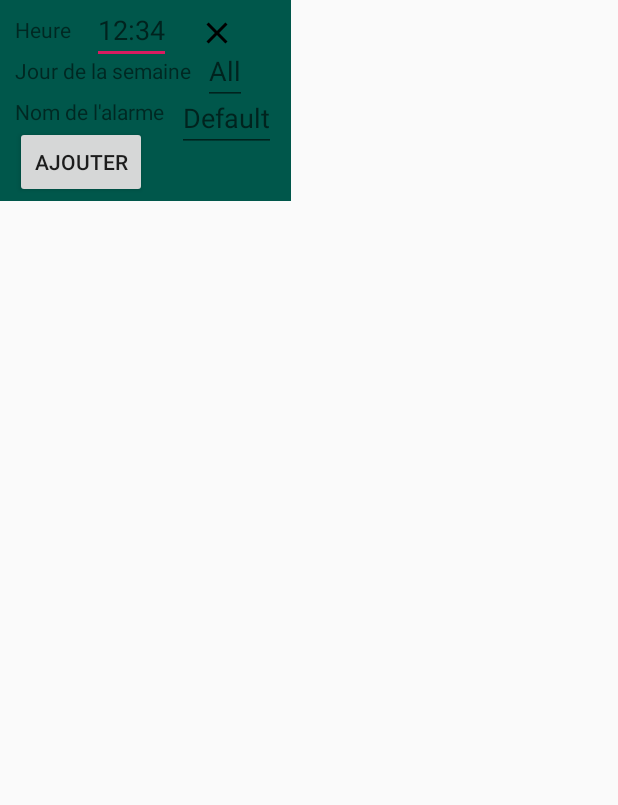
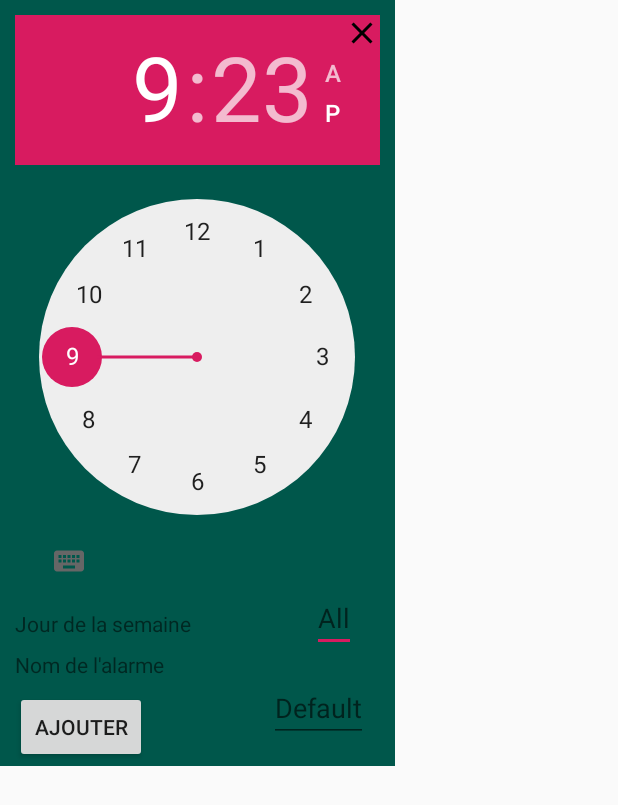
Before and after one commit to RaoulChartreuse/Flip2snooze, an Android app: the layout popup_add_alarm.xml on its own in the app's theme, with its tools: preview values and no code run, on a phone screen of 412 x 824 dp. Shown: the top 805 px of the screen. Run offline under Robolectric (Android 15) with nearby library versions, the light colour scheme and no system bars.

Commit message:
Timeicker added

```diff
--- a/app/src/main/java/fr/lmorin/flip2snooze/AlarmAdapter.java
+++ b/app/src/main/java/fr/lmorin/flip2snooze/AlarmAdapter.java
@@ -1,6 +1,5 @@
 package fr.lmorin.flip2snooze;
 
-import android.app.AlarmManager;
 import android.app.AlertDialog;
 import android.content.Context;
 import android.content.SharedPreferences;
@@ -15,7 +14,6 @@ import com.google.gson.Gson;
 import com.google.gson.reflect.TypeToken;
 
 import java.util.ArrayList;
-import java.util.Arrays;
 import java.util.List;
 
 class AlarmAdapter extends RecyclerView.Adapter<AlarmAdapter.MyViewHolder> {
@@ -27,7 +25,7 @@ class AlarmAdapter extends RecyclerView.Adapter<AlarmAdapter.MyViewHolder> {
    private List<AlarmRecord> alarmRecordList ;
 
    SharedPreferences Prefs;
-   String KEY= null;
+   private String KEY= null;
 
    @Override
    public int getItemCount() {
@@ -53,6 +51,7 @@ class AlarmAdapter extends RecyclerView.Adapter<AlarmAdapter.MyViewHolder> {
         SharedPreferences.Editor editor = Prefs.edit();
         editor.putString(KEY, jsonText);
         editor.apply();
+        notifyDataSetChanged();
 
     }
 
--- a/app/src/main/res/layout/popup_add_alarm.xml
+++ b/app/src/main/res/layout/popup_add_alarm.xml
@@ -1,46 +1,82 @@
 <?xml version="1.0" encoding="utf-8"?>
-<android.support.constraint.ConstraintLayout
-    xmlns:android="http://schemas.android.com/apk/res/android"
+<android.support.constraint.ConstraintLayout xmlns:android="http://schemas.android.com/apk/res/android"
     xmlns:app="http://schemas.android.com/apk/res-auto"
     xmlns:tools="http://schemas.android.com/tools"
     android:layout_width="wrap_content"
     android:layout_height="wrap_content"
-    android:padding="2dp"
-    android:background="@color/colorPrimaryDark">
-
-    <TextView
-        android:id="@+id/tHeure"
-        android:layout_width="wrap_content"
-        android:layout_height="wrap_content"
-        android:layout_marginStart="8dp"
-        android:layout_marginLeft="8dp"
-        android:layout_marginTop="8dp"
-        android:text="@string/heure"
-        app:layout_constraintStart_toStartOf="parent"
-        app:layout_constraintTop_toTopOf="parent" />
+    android:background="@color/colorPrimaryDark"
+    android:padding="2dp">
 
     <TextView
         android:id="@+id/tJour"
         android:layout_width="wrap_content"
         android:layout_height="wrap_content"
-        android:layout_marginStart="8dp"
-        android:layout_marginLeft="8dp"
         android:layout_marginTop="8dp"
         android:text="@string/Jour"
-        app:layout_constraintStart_toStartOf="parent"
-        app:layout_constraintTop_toBottomOf="@id/tHeure" />
+        app:layout_constraintStart_toStartOf="@+id/timePicker"
+        app:layout_constraintTop_toBottomOf="@+id/timePicker" />
 
 
     <TextView
         android:id="@+id/tNom"
         android:layout_width="wrap_content"
         android:layout_height="wrap_content"
+        android:layout_marginTop="8dp"
+        android:text="@string/Nom"
+        app:layout_constraintStart_toStartOf="@+id/timePicker"
+        app:layout_constraintTop_toBottomOf="@+id/tJour" />
+
+
+
+    <Button
+        android:id="@+id/addButton"
+        android:layout_width="wrap_content"
+        android:layout_height="wrap_content"
         android:layout_marginStart="8dp"
         android:layout_marginLeft="8dp"
         android:layout_marginTop="8dp"
-        android:text="@string/Nom"
+        android:text="Ajouter"
         app:layout_constraintStart_toStartOf="parent"
-        app:layout_constraintTop_toBottomOf="@id/tJour" />
+        app:layout_constraintTop_toBottomOf="@+id/tNom" />
+
+    <EditText
+        android:id="@+id/qJour"
+        android:layout_width="match_parent"
+        android:layout_height="wrap_content"
+        android:layout_marginEnd="16dp"
+        android:layout_marginRight="16dp"
+        android:hint="All"
+        android:inputType="text"
+        app:layout_constraintBottom_toBottomOf="@+id/tJour"
+        app:layout_constraintEnd_toEndOf="@+id/timePicker"
+        app:layout_constraintTop_toBottomOf="@+id/timePicker" />
+
+    <EditText
+        android:id="@+id/qNom"
+        android:layout_width="match_parent"
+        android:layout_height="wrap_content"
+        android:layout_marginTop="8dp"
+        android:layout_marginEnd="8dp"
+        android:layout_marginRight="8dp"
+        android:layout_marginBottom="8dp"
+        android:hint="Default"
+        android:inputType="text"
+        app:layout_constraintBottom_toBottomOf="@+id/addButton"
+        app:layout_constraintEnd_toEndOf="@+id/timePicker"
+        app:layout_constraintTop_toBottomOf="@+id/qJour" />
+
+    <TimePicker
+        android:id="@+id/timePicker"
+        android:layout_width="243dp"
+        android:layout_height="wrap_content"
+        android:layout_marginStart="8dp"
+        android:layout_marginLeft="8dp"
+        android:layout_marginTop="8dp"
+        android:layout_marginEnd="8dp"
+        android:layout_marginRight="8dp"
+        app:layout_constraintEnd_toEndOf="parent"
+        app:layout_constraintStart_toStartOf="parent"
+        app:layout_constraintTop_toTopOf="parent"></TimePicker>
 
     <ImageButton
         android:id="@+id/ib_close"
@@ -50,60 +86,7 @@
         android:layout_marginEnd="8dp"
         android:layout_marginRight="8dp"
         android:background="@null"
-        android:src="@drawable/ic_close_black_24dp"
-        app:layout_constraintEnd_toEndOf="@+id/qJour"
-        app:layout_constraintTop_toTopOf="parent" />
-
-    <Button
-        android:id="@+id/addButton"
-        android:layout_width="wrap_content"
-        android:layout_height="wrap_content"
-        android:layout_marginStart="8dp"
-        android:layout_marginLeft="8dp"
-        android:text="Ajouter"
-        app:layout_constraintStart_toStartOf="parent"
-        app:layout_constraintTop_toBottomOf="@+id/tNom" />
-
-    <EditText
-        android:id="@+id/qHeure"
-        android:layout_width="match_parent"
-        android:layout_height="wrap_content"
-        android:layout_marginStart="8dp"
-        android:layout_marginLeft="8dp"
-        android:layout_marginEnd="8dp"
-        android:layout_marginRight="8dp"
-        android:inputType="text"
-        android:hint="12:34"
-        app:layout_constraintBottom_toBottomOf="@+id/tHeure"
-        app:layout_constraintEnd_toEndOf="@+id/tJour"
-        app:layout_constraintStart_toEndOf="@+id/tHeure"
-        app:layout_constraintTop_toTopOf="@+id/tHeure" />
-
-    <EditText
-        android:id="@+id/qJour"
-        android:layout_width="match_parent"
-        android:layout_height="wrap_content"
-        android:layout_marginStart="8dp"
-        android:layout_marginLeft="8dp"
-        android:hint="All"
-        android:inputType="text"
-        app:layout_constraintBottom_toBottomOf="@+id/tJour"
-        app:layout_constraintStart_toEndOf="@+id/tJour"
-        app:layout_constraintTop_toTopOf="@+id/tJour" />
-
-    <EditText
-        android:id="@+id/qNom"
-        android:layout_width="match_parent"
-        android:layout_height="wrap_content"
-        android:layout_marginStart="8dp"
-        android:layout_marginLeft="8dp"
-        android:layout_marginTop="8dp"
-        android:layout_marginEnd="8dp"
-        android:layout_marginRight="8dp"
-        android:hint="Default"
-        android:inputType="text"
-        app:layout_constraintBottom_toTopOf="@+id/addButton"
         app:layout_constraintEnd_toEndOf="parent"
-        app:layout_constraintStart_toEndOf="@+id/tNom"
-        app:layout_constraintTop_toTopOf="@+id/tNom" />
+        app:layout_constraintTop_toTopOf="parent"
+        app:srcCompat="@drawable/ic_close_black_24dp" />
 </android.support.constraint.ConstraintLayout>
```
Also changed, not shown: app/src/main/java/fr/lmorin/flip2snooze/MainActivity.java (+25 -4 lines), app/src/main/res/layout/list_cell.xml (+11 -10 lines).
